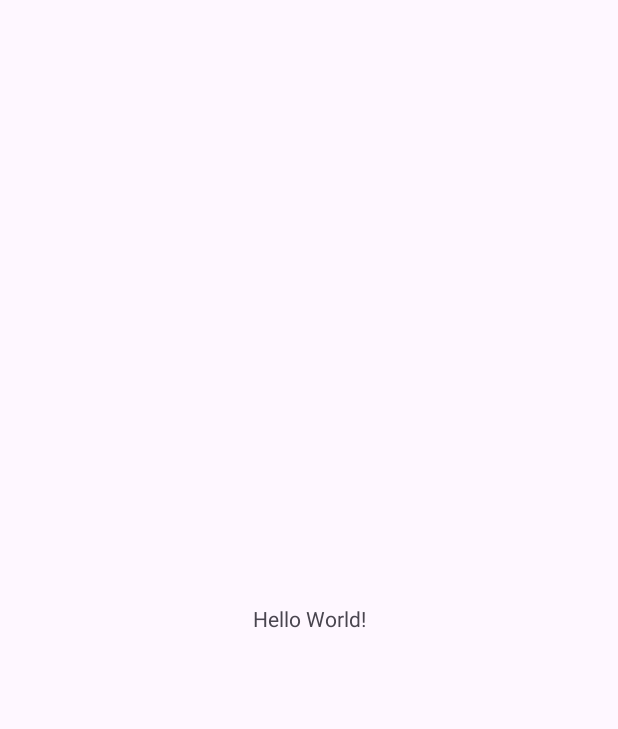
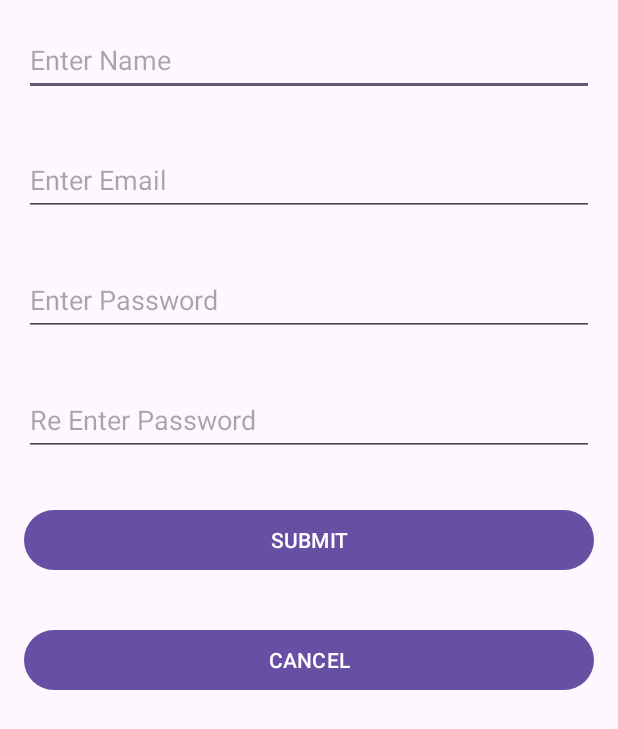
Before and after one commit to NavodyaJayathunga/MADTutorial04, an Android app: the screen it shows after launch (MainActivity), on a phone screen of 412 x 824 dp. Before the commit the part shown is almost empty. Shown: the top 729 px of the screen. Run offline under Robolectric (Android 15) with nearby library versions, the phone set to English and light mode, and no system bars.

Commit message:
Designed the Login Form

```diff
--- a/app/src/main/res/layout/activity_main.xml
+++ b/app/src/main/res/layout/activity_main.xml
@@ -1,19 +1,80 @@
 <?xml version="1.0" encoding="utf-8"?>
-<androidx.constraintlayout.widget.ConstraintLayout xmlns:android="http://schemas.android.com/apk/res/android"
+<LinearLayout xmlns:android="http://schemas.android.com/apk/res/android"
     xmlns:app="http://schemas.android.com/apk/res-auto"
     xmlns:tools="http://schemas.android.com/tools"
     android:id="@+id/main"
     android:layout_width="match_parent"
     android:layout_height="match_parent"
+    android:orientation="vertical"
     tools:context=".MainActivity">
 
-    <TextView
-        android:layout_width="wrap_content"
-        android:layout_height="wrap_content"
-        android:text="Hello World!"
-        app:layout_constraintBottom_toBottomOf="parent"
-        app:layout_constraintEnd_toEndOf="parent"
-        app:layout_constraintStart_toStartOf="parent"
-        app:layout_constraintTop_toTopOf="parent" />
+    <EditText
+        android:id="@+id/edtName"
+        android:layout_width="match_parent"
+        android:layout_height="48dp"
+        android:layout_marginLeft="16dp"
+        android:layout_marginTop="16dp"
+        android:layout_marginRight="16dp"
+        android:layout_marginBottom="16dp"
+        android:ems="10"
+        android:hint="@string/edtName"
+        android:inputType="text" />
 
-</androidx.constraintlayout.widget.ConstraintLayout>
+    <EditText
+        android:id="@+id/edtEmail"
+        android:layout_width="match_parent"
+        android:layout_height="48dp"
+        android:layout_marginLeft="16dp"
+        android:layout_marginTop="16dp"
+        android:layout_marginRight="16dp"
+        android:layout_marginBottom="16dp"
+        android:ems="10"
+        android:hint="@string/edtEmail"
+        android:inputType="textPassword" />
+
+    <EditText
+        android:id="@+id/edtPassword"
+        android:layout_width="match_parent"
+        android:layout_height="48dp"
+        android:layout_marginLeft="16dp"
+        android:layout_marginTop="16dp"
+        android:layout_marginRight="16dp"
+        android:layout_marginBottom="16dp"
+        android:ems="10"
+        android:hint="@string/edtPassword"
+        android:inputType="textPassword" />
+
+    <EditText
+        android:id="@+id/edtReTypePassword"
+        android:layout_width="match_parent"
+        android:layout_height="48dp"
+        android:layout_marginLeft="16dp"
+        android:layout_marginTop="16dp"
+        android:layout_marginRight="16dp"
+        android:layout_marginBottom="16dp"
+        android:ems="10"
+        android:hint="@string/edtReTypePassword"
+        android:inputType="textPassword"
+        android:textSize="18sp" />
+
+    <Button
+        android:id="@+id/btnSubmit"
+        android:layout_width="match_parent"
+        android:layout_height="48dp"
+        android:layout_marginLeft="16dp"
+        android:layout_marginTop="16dp"
+        android:layout_marginRight="16dp"
+        android:layout_marginBottom="16dp"
+        android:text="@string/btnSubmit" />
+
+    <Button
+        android:id="@+id/btnCancel"
+        android:layout_width="match_parent"
+        android:layout_height="48dp"
+        android:layout_marginLeft="16dp"
+        android:layout_marginTop="16dp"
+        android:layout_marginRight="16dp"
+        android:layout_marginBottom="16dp"
+        android:text="@string/btnCancel" />
+
+</LinearLayout>
--- a/app/src/main/res/values/strings.xml
+++ b/app/src/main/res/values/strings.xml
@@ -1,3 +1,9 @@
 <resources>
     <string name="app_name">LabExam02</string>
+    <string name="edtName">Enter Name</string>
+    <string name="edtEmail">Enter Email</string>
+    <string name="edtPassword">Enter Password</string>
+    <string name="edtReTypePassword">Re Enter Password</string>
+    <string name="btnSubmit">SUBMIT</string>
+    <string name="btnCancel">CANCEL</string>
 </resources>
```
